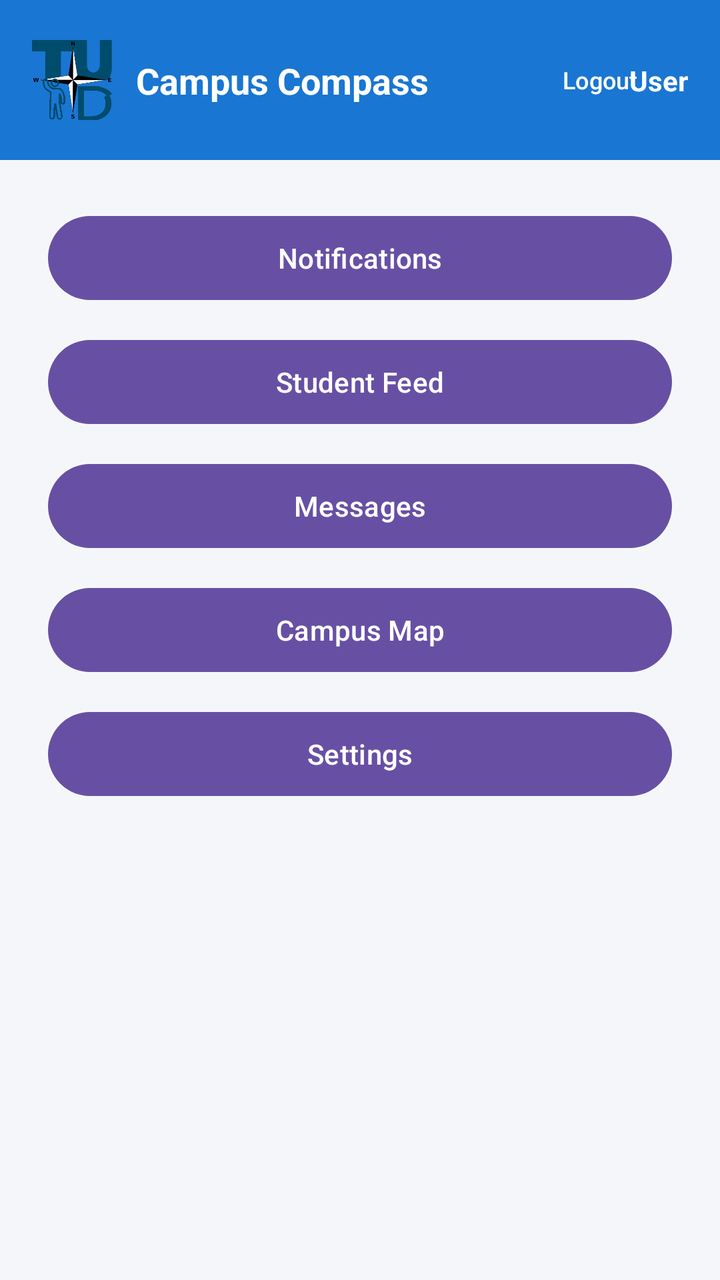
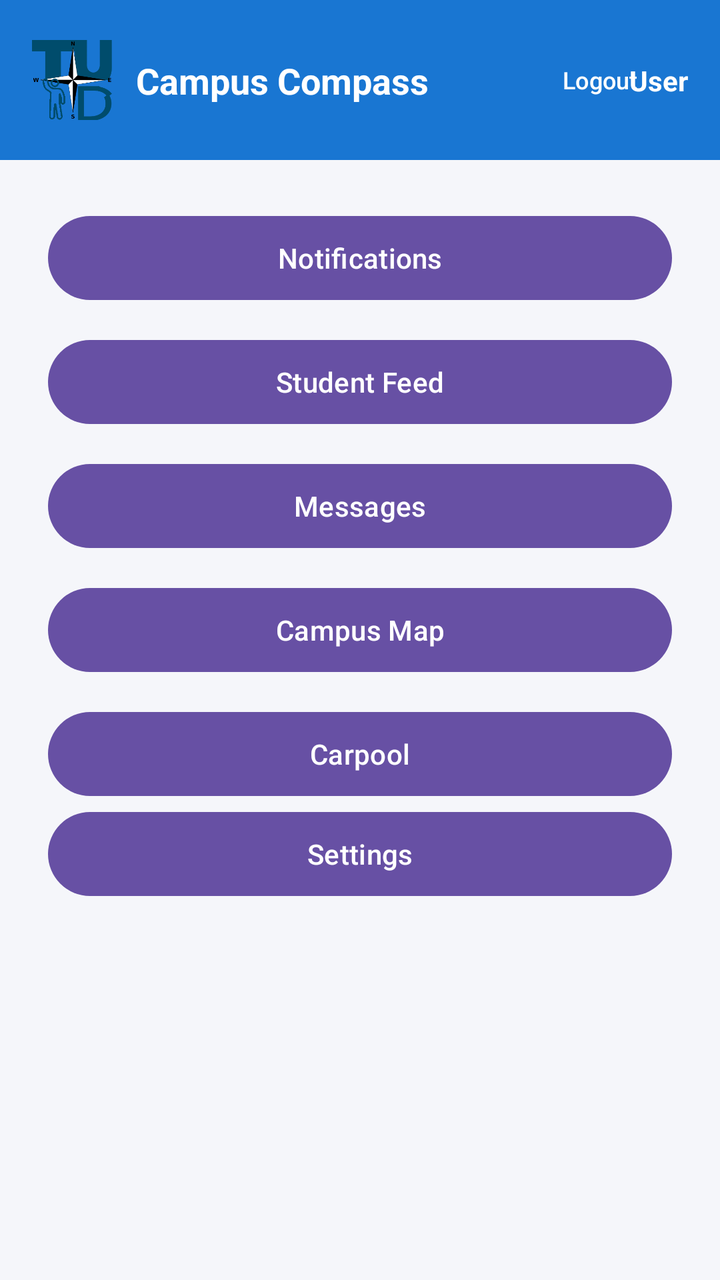

Before-and-after screenshots of an Android layout around one commit, followed by the original layout XML and the change that was made.
<!-- AndroidManifest.xml: application theme Theme.CampusCompass -->
<!-- res/layout/activity_student.xml -->
<?xml version="1.0" encoding="utf-8"?>
<androidx.constraintlayout.widget.ConstraintLayout
    xmlns:android="http://schemas.android.com/apk/res/android"
    xmlns:app="http://schemas.android.com/apk/res-auto"
    android:layout_width="match_parent"
    android:layout_height="match_parent"
    android:background="#F5F6FA">

    <include
        android:id="@+id/topBar"
        layout="@layout/top_bar"
        app:layout_constraintTop_toTopOf="parent"
        app:layout_constraintStart_toStartOf="parent"
        app:layout_constraintEnd_toEndOf="parent"/>

    <LinearLayout
        android:layout_width="0dp"
        android:layout_height="wrap_content"
        android:orientation="vertical"
        android:padding="24dp"
        android:gravity="center"
        app:layout_constraintTop_toBottomOf="@id/topBar"
        app:layout_constraintStart_toStartOf="parent"
        app:layout_constraintEnd_toEndOf="parent">

        <Button
            android:id="@+id/notificationsBtn"
            android:layout_width="match_parent"
            android:layout_height="50dp"
            android:text="Notifications"
            android:layout_marginBottom="12dp"/>

        <Button
            android:id="@+id/feedBtn"
            android:layout_width="match_parent"
            android:layout_height="50dp"
            android:text="Student Feed"
            android:layout_marginBottom="12dp"/>

        <Button
            android:id="@+id/messagesBtn"
            android:layout_width="match_parent"
            android:layout_height="50dp"
            android:text="Messages"
            android:layout_marginBottom="12dp"/>

        <Button
            android:id="@+id/mapBtn"
            android:layout_width="match_parent"
            android:layout_height="50dp"
            android:text="Campus Map"
            android:layout_marginBottom="12dp"/>

        <Button
            android:id="@+id/settingsBtn"
            android:layout_width="match_parent"
            android:layout_height="50dp"
            android:text="Settings"/>

    </LinearLayout>

</androidx.constraintlayout.widget.ConstraintLayout>
<!-- res/layout/top_bar.xml (included above) -->
<androidx.constraintlayout.widget.ConstraintLayout
    xmlns:android="http://schemas.android.com/apk/res/android"
    xmlns:app="http://schemas.android.com/apk/res-auto"
    android:layout_width="match_parent"
    android:layout_height="80dp"
    android:background="#1976D2">

    <ImageView
        android:id="@+id/logoImage"
        android:layout_width="40dp"
        android:layout_height="40dp"
        android:src="@drawable/campus_compass"
        app:layout_constraintStart_toStartOf="parent"
        app:layout_constraintTop_toTopOf="parent"
        app:layout_constraintBottom_toBottomOf="parent"
        android:layout_marginStart="16dp"/>

    <TextView
        android:id="@+id/titleText"
        android:layout_width="wrap_content"
        android:layout_height="wrap_content"
        android:text="Campus Compass"
        android:textSize="18sp"
        android:textStyle="bold"
        android:textColor="#FFFFFF"
        app:layout_constraintStart_toEndOf="@id/logoImage"
        app:layout_constraintTop_toTopOf="parent"
        app:layout_constraintBottom_toBottomOf="parent"
        android:layout_marginStart="12dp"/>

    <TextView
        android:id="@+id/usernameText"
        android:layout_width="wrap_content"
        android:layout_height="wrap_content"
        android:text="User"
        android:textSize="14sp"
        android:textColor="#FFFFFF"
        android:textStyle="bold"
        app:layout_constraintEnd_toEndOf="parent"
        app:layout_constraintTop_toTopOf="parent"
        app:layout_constraintBottom_toBottomOf="parent"
        android:layout_marginEnd="16dp"/>

    <Button
        android:id="@+id/logoutBtn"
        android:layout_width="wrap_content"
        android:layout_height="wrap_content"
        android:text="Logout"
        android:textSize="12sp"
        android:background="@android:color/transparent"
        android:textColor="#FFFFFF"
        app:layout_constraintEnd_toEndOf="parent"
        app:layout_constraintTop_toTopOf="parent"
        app:layout_constraintBottom_toBottomOf="parent"
        android:layout_marginEnd="16dp"/>

</androidx.constraintlayout.widget.ConstraintLayout>
<!-- resources referenced by this layout -->
<resources>
  <!-- drawable campus_compass: png bitmap (drawable, 10718 bytes) -->
  <style name="Theme.CampusCompass" parent="Base.Theme.CampusCompass" />
  <style name="Base.Theme.CampusCompass" parent="Theme.Material3.DayNight.NoActionBar">
          
          
      </style>
</resources>

<!-- the commit's change to res/layout/activity_student.xml (unified diff, before → after) -->
@@ -52,10 +52,17 @@
             android:layout_marginBottom="12dp"/>
 
         <Button
+            android:id="@+id/carpoolBtn"
+            android:layout_width="match_parent"
+            android:layout_height="50dp"
+            android:text="Carpool"/>
+
+        <Button
             android:id="@+id/settingsBtn"
             android:layout_width="match_parent"
             android:layout_height="50dp"
             android:text="Settings"/>
+
 
     </LinearLayout>
 
@@ -105,7 +112,7 @@
         android:layout_marginEnd="16dp"/>
 
     <Button
-        android:id="@+id/logoutBtn"
+        android:id="@+id/logoutButton"
         android:layout_width="wrap_content"
         android:layout_height="wrap_content"
         android:text="Logout"
